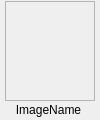
The window that UIModule/Comm/targetpersonimageitem.ui (zhangjianscc/ZMClient) describes before a commit, drawn with Qt 5.
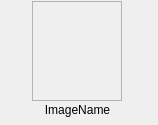
The same window after the commit.

What changed in the file:
```diff
--- a/UIModule/Comm/targetpersonimageitem.ui
+++ b/UIModule/Comm/targetpersonimageitem.ui
@@ -6,8 +6,8 @@
    <rect>
     <x>0</x>
     <y>0</y>
-    <width>100</width>
-    <height>120</height>
+    <width>158</width>
+    <height>125</height>
    </rect>
   </property>
   <property name="windowTitle">
@@ -20,7 +20,7 @@
   <widget class="QLabel" name="m_labelImage">
    <property name="geometry">
     <rect>
-     <x>5</x>
+     <x>32</x>
      <y>1</y>
      <width>90</width>
      <height>100</height>
@@ -39,7 +39,7 @@
   <widget class="QLabel" name="m_labelImageName">
    <property name="geometry">
     <rect>
-     <x>3</x>
+     <x>32</x>
      <y>100</y>
      <width>91</width>
      <height>20</height>
```
